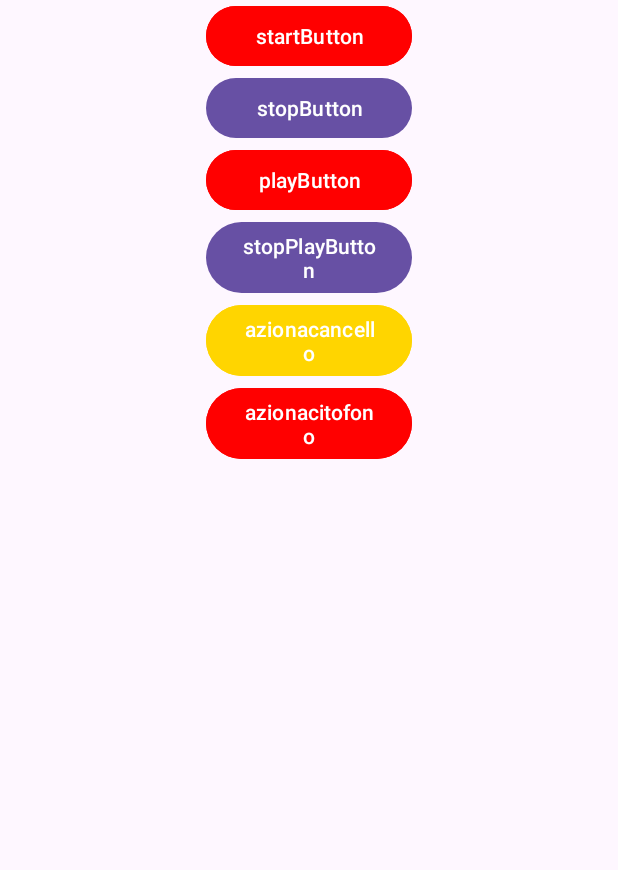
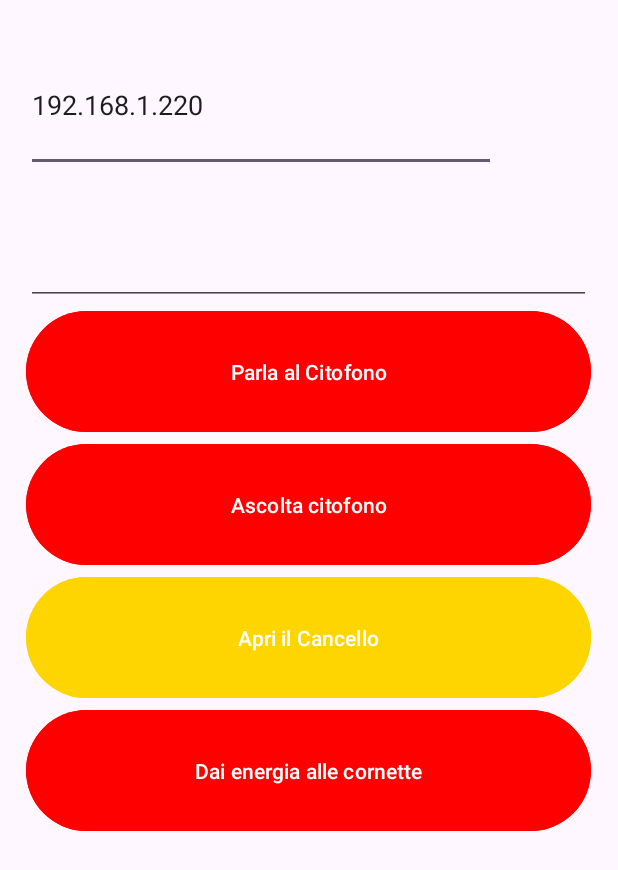
Before and after one commit to XSparter/androfono, an Android app: the layout activity_main.xml on its own in the app's theme, with its tools: preview values and no code run, on a phone screen of 412 x 824 dp. Shown: the top 870 px of the screen. Run offline under Robolectric (Android 15) with nearby library versions, the phone set to English and light mode, and no system bars.

Commit message:
Seconda versione funzionale con automazione parziale della gestione del microfonoe d egli altoparlanti. Revisione dell'interfaccia su android e ottimizzazione codice sorgente. Ho implementato anche la capacità del software di modificare ad ogni avvio la porta di comunicazione.

```diff
--- /dev/null
+++ b/app/src/main/res/drawable/green_circle.xml
@@ -0,0 +1,6 @@
+<!-- res/drawable/red_circle.xml -->
+<shape xmlns:android="http://schemas.android.com/apk/res/android"
+    android:shape="oval">
+    <solid android:color="#A6FF00" /> <!-- Colore rosso (#FF0000) -->
+    <size android:width="50dp" android:height="50dp" /> <!-- Dimensioni del cerchio -->
+</shape>
--- /dev/null
+++ b/app/src/main/res/drawable/red_circle.xml
@@ -0,0 +1,6 @@
+<!-- res/drawable/red_circle.xml -->
+<shape xmlns:android="http://schemas.android.com/apk/res/android"
+    android:shape="oval">
+    <solid android:color="#FF0000" /> <!-- Colore rosso (#FF0000) -->
+    <size android:width="50dp" android:height="50dp" /> <!-- Dimensioni del cerchio -->
+</shape>
--- a/app/src/main/res/layout/activity_main.xml
+++ b/app/src/main/res/layout/activity_main.xml
@@ -20,47 +20,80 @@
         <LinearLayout
             android:layout_width="0dp"
             android:layout_height="match_parent"
-            android:layout_weight="1"
+            android:layout_weight="21"
             android:orientation="vertical">
+            <LinearLayout
+                android:layout_width="match_parent"
+                android:layout_height="0dp"
+                android:layout_weight="0.3"
+                android:orientation="horizontal"></LinearLayout>
+            <LinearLayout
+                android:layout_width="match_parent"
+                android:layout_height="0dp"
+                android:layout_weight="1"
+                android:orientation="horizontal">
+
+                <EditText
+                    android:id="@+id/ip_citofono"
+                    android:layout_width="0dp"
+                    android:layout_weight="1"
+                    android:layout_height="match_parent"
+                    android:inputType="text"
+                    android:text="192.168.1.220" />
+
+                <LinearLayout
+                    android:id="@+id/visualizzatorestatus"
+                    android:layout_width="0dp"
+                    android:layout_height="match_parent"
+                    android:layout_weight="0.2"
+                    android:orientation="horizontal"></LinearLayout>
+
+            </LinearLayout>
+            <EditText
+                android:id="@+id/portelog"
+                android:layout_width="match_parent"
+                android:layout_height="0dp"
+                android:layout_weight="1"
+                android:text="" />
 
             <Button
                 android:id="@+id/startButton"
                 android:layout_width="match_parent"
-                android:layout_height="wrap_content"
+                android:layout_height="0dp"
+                android:layout_weight="1"
                 android:backgroundTint="#FF0000"
-                android:text="startButton" />
+                android:text="Parla al Citofono" />
 
-            <Button
-                android:id="@+id/stopButton"
-                android:layout_width="match_parent"
-                android:layout_height="wrap_content"
-                android:text="stopButton" />
             <Button
                 android:id="@+id/playButton"
                 android:layout_width="match_parent"
-                android:layout_height="wrap_content"
+                android:layout_height="0dp"
+                android:layout_weight="1"
                 android:backgroundTint="#FF0000"
-                android:text="playButton" />
-
-            <Button
-                android:id="@+id/stopPlayButton"
-                android:layout_width="match_parent"
-                android:layout_height="wrap_content"
-                android:text="stopPlayButton" />
+                android:text="Ascolta citofono" />
 
             <Button
                 android:id="@+id/azionacancello"
                 android:layout_width="match_parent"
-                android:layout_height="wrap_content"
+                android:layout_height="0dp"
+                android:layout_weight="1"
                 android:backgroundTint="#FFD500"
-                android:text="azionacancello" />
+                android:text="Apri il Cancello" />
 
             <Button
                 android:id="@+id/azionacitofono"
                 android:layout_width="match_parent"
+                android:layout_height="0dp"
+                android:layout_weight="1"
                 android:backgroundTint="#FF0000"
-                android:layout_height="wrap_content"
-                android:text="azionacitofono" />
+                android:text="Dai energia alle cornette" />
+
+            <LinearLayout
+                android:layout_width="match_parent"
+                android:layout_height="0dp"
+                android:layout_weight="3"
+                android:orientation="horizontal"></LinearLayout>
+
         </LinearLayout>
 
         <LinearLayout
```
Also changed, not shown: app/src/main/java/org/gaussx/androfono/MainActivity.java (+116 -25 lines), 3 other files.
